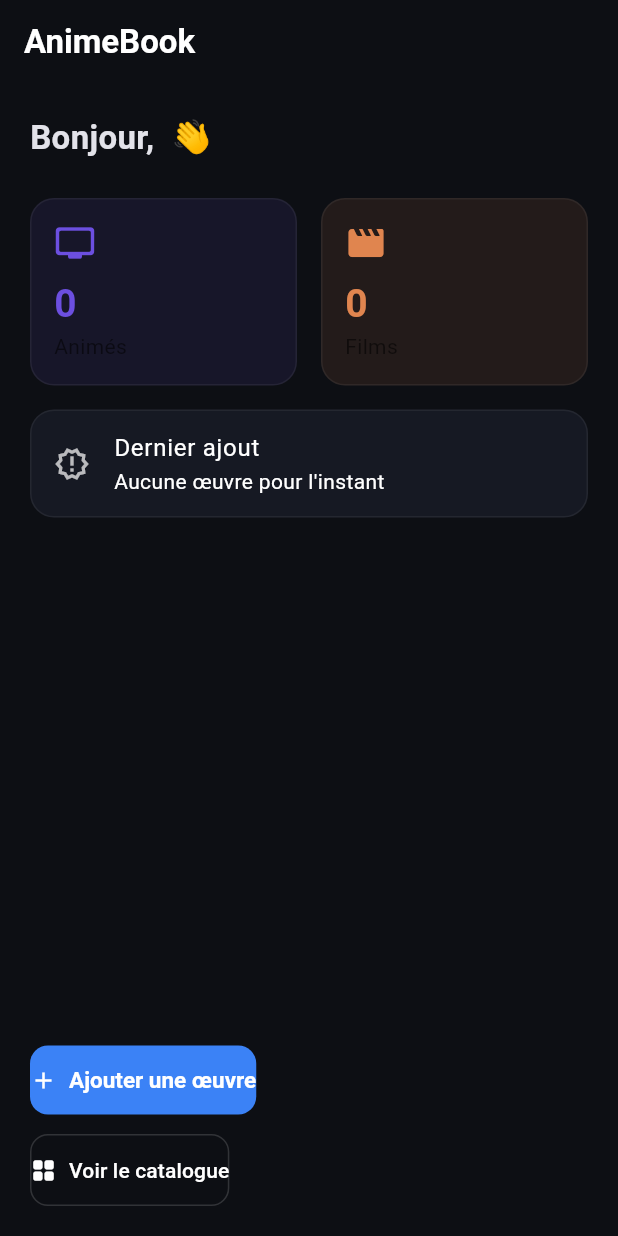
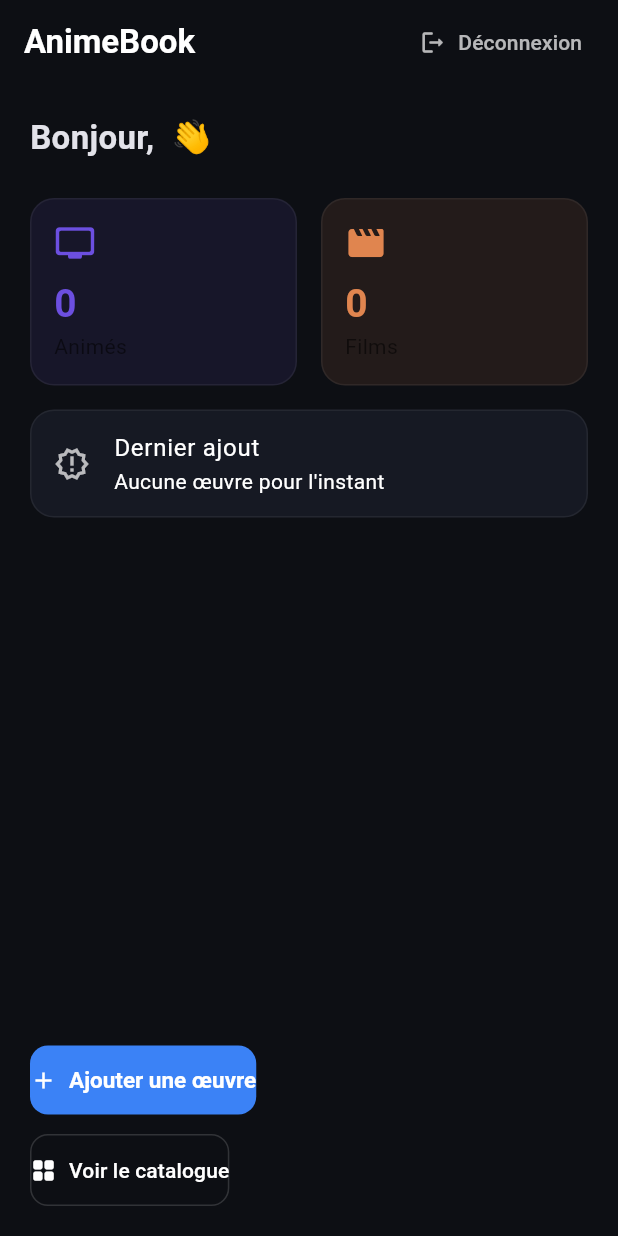
Before and after one commit to M361-U/PROJET_AnimeBook, a Flutter app: the HomeScreen screen opened directly with empty values, on a phone screen of 412 x 824 dp. Run offline on Flutter 3.47's test engine with Material 3 defaults, Android fonts, the phone set to English and light mode, and no system bars; our stand-ins replace hive, hive_flutter, image_picker; accounts and stored records are empty.

Commit message:
bouton de deconnexion

```diff
--- a/lib/screens/home_screen.dart
+++ b/lib/screens/home_screen.dart
@@ -1,8 +1,10 @@
 import 'package:flutter/material.dart';
 import '../models/utilisateur_model.dart';
+import '../services/auth_service.dart';
 import '../services/oeuvre_service.dart';
 import 'oeuvre_form_page.dart';
 import 'catalogue_screen.dart';
+import 'login_screen.dart';
 
 class HomeScreen extends StatefulWidget {
   final Utilisateur utilisateur;
@@ -15,6 +17,7 @@ class HomeScreen extends StatefulWidget {
 
 class _HomeScreenState extends State<HomeScreen> {
   final _oeuvreService = OeuvreService();
+  final _authService = AuthService();
 
   int _nombreAnimes = 0;
   int _nombreFilms = 0;
@@ -34,10 +37,32 @@ class _HomeScreenState extends State<HomeScreen> {
     });
   }
 
+  Future<void> _deconnecter() async {
+    _authService.deconnecter();
+    if (!mounted) return;
+    Navigator.of(context).pushAndRemoveUntil(
+      MaterialPageRoute(builder: (_) => const LoginScreen()),
+      (route) => false,
+    );
+  }
+
   @override
   Widget build(BuildContext context) {
     return Scaffold(
-      appBar: AppBar(title: const Text("AnimeBook")),
+      appBar: AppBar(
+        title: const Text("AnimeBook"),
+        actions: [
+          Padding(
+            padding: const EdgeInsets.only(right: 8),
+            child: TextButton.icon(
+              onPressed: _deconnecter,
+              icon: const Icon(Icons.logout_rounded, size: 18),
+              label: const Text("Déconnexion"),
+              style: TextButton.styleFrom(foregroundColor: Colors.white70),
+            ),
+          ),
+        ],
+      ),
       body: SafeArea(
         child: Padding(
           padding: const EdgeInsets.all(20),
--- a/lib/services/auth_service.dart
+++ b/lib/services/auth_service.dart
@@ -5,6 +5,12 @@ import '../models/utilisateur_model.dart';
 /// comme le service Oeuvre de la Personne 1).
 class AuthService {
   static const String boxName = 'users';
+
+  static final AuthService _instance = AuthService._internal();
+
+  factory AuthService() => _instance;
+
+  AuthService._internal();
 
   Box<Utilisateur> get _box => Hive.box<Utilisateur>(boxName);
 
```
Also changed, not shown: 1 other file. Lines whose indentation alone changed are shown as unchanged.
